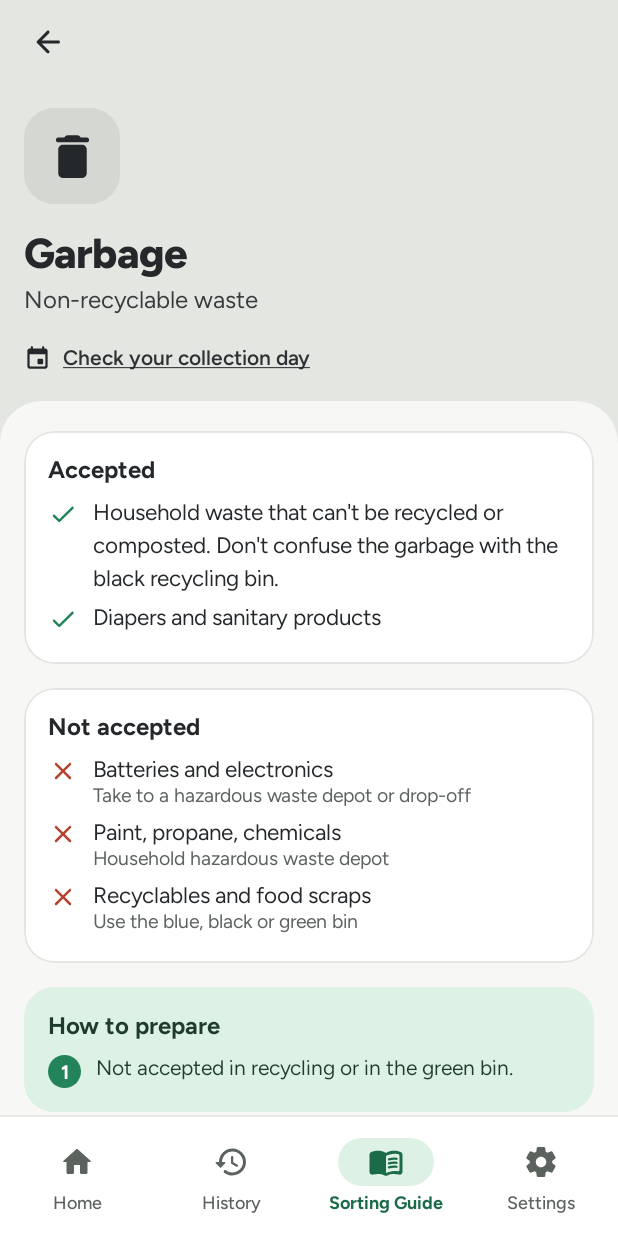
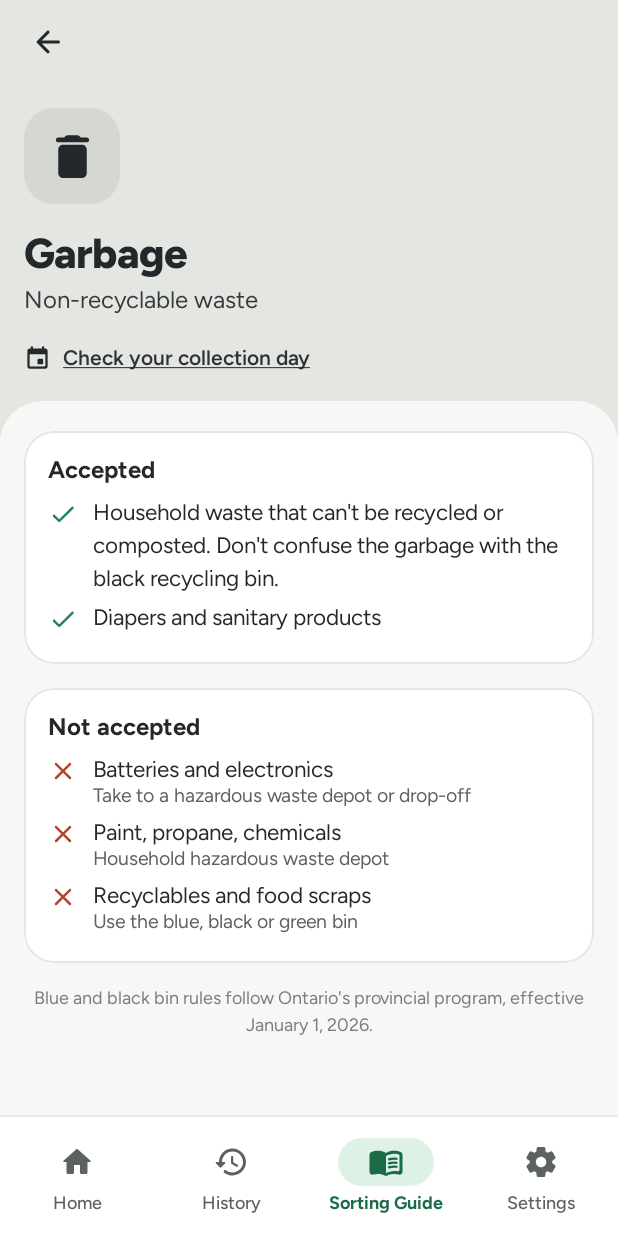
Before and after one commit to Joelijoa/ottawa-waste-sorter, an Android app built with Jetpack Compose: the GuideScreen screen opened through its navigation route, after a tap on "Garbage", on a phone screen of 412 x 824 dp. Run offline under Robolectric (Android 15) with nearby library versions, the phone set to English and light mode, and no system bars.

Commit message:
Design : ajustements après relecture des captures
- Icône carton (Inventory2), exemples courts et sourcés dans le guide
- Cartes multi-matériaux : matériau/état et consignes sur des lignes distinctes
- Explication du résultat basée sur la règle appliquée
- Fiche de bac : fond correct sous la feuille, pas de bloc « préparation » pour les ordures

Co-Authored-By: Claude Opus 5.5 <noreply@anthropic.com>
Claude-Session: https://claude.ai/code/session_016QK634xVCRyWwazFPR6sfX

```diff
--- a/app/src/main/java/com/ottawa/wastesorter/feature/guide/GuideScreen.kt
+++ b/app/src/main/java/com/ottawa/wastesorter/feature/guide/GuideScreen.kt
@@ -65,6 +65,15 @@ private fun descRes(bin: Destination): Int = when (bin) {
     else -> R.string.guide_desc_green
 }
 
+/** Exemples courts par bac (tous couverts par une règle vérifiée du jeu de règles). */
+@StringRes
+private fun examplesRes(bin: Destination): Int = when (bin) {
+    Destination.GARBAGE -> R.string.guide_garbage_examples
+    Destination.BLACK_BIN -> R.string.guide_examples_black
+    Destination.BLUE_BIN -> R.string.guide_examples_blue
+    else -> R.string.guide_examples_green
+}
+
 /** Écran 10 — Guide de tri : les quatre flux de collecte en bordure de rue. */
 @Composable
 fun GuideScreen(language: String, onOpenBin: (Destination) -> Unit, modifier: Modifier = Modifier) {
@@ -79,7 +88,6 @@ fun GuideScreen(language: String, onOpenBin: (Destination) -> Unit, modifier: Mo
         Column(verticalArrangement = Arrangement.spacedBy(12.dp)) {
             CURBSIDE_BINS.forEach { bin ->
                 val s = bin.style()
-                val examples = rulesFor(bin).flatMap { it.examples.get(language).split(", ") }.distinct().take(5)
                 OwsCard(Modifier.fillMaxWidth(), radius = 24.dp, onClick = { onOpenBin(bin) }) {
                     Row(
                         Modifier.fillMaxWidth().background(s.bg).padding(16.dp),
@@ -97,11 +105,7 @@ fun GuideScreen(language: String, onOpenBin: (Destination) -> Unit, modifier: Mo
                     }
                     Column(Modifier.padding(start = 16.dp, end = 16.dp, top = 14.dp, bottom = 16.dp), verticalArrangement = Arrangement.spacedBy(6.dp)) {
                         Text(stringResource(descRes(bin)), style = OwsType.Meta.copy(fontSize = 14.sp, lineHeight = 20.sp), color = Ows.Charcoal)
-                        if (bin == Destination.GARBAGE) {
-                            Text(stringResource(R.string.guide_garbage_examples), style = OwsType.Meta, color = Ows.Secondary)
-                        } else {
-                            Text(examples.joinToString(" · "), style = OwsType.Meta, color = Ows.Secondary)
-                        }
+                        Text(stringResource(examplesRes(bin)), style = OwsType.Meta, color = Ows.Secondary)
                     }
                 }
             }
@@ -146,11 +150,12 @@ fun GuideDetailScreen(bin: Destination, language: String, onBack: () -> Unit) {
     val uri = LocalUriHandler.current
     val rules = rulesFor(bin)
     val accepted = rules.map { it.examples.get(language) }.distinct()
-    val prep = rules.flatMap { r -> r.instructions.map { it.get(language) } }.distinct().take(4)
+    // Les « consignes » des ordures sont des refus, pas une préparation : pas de bloc pour ce bac.
+    val prep = if (bin == Destination.GARBAGE) emptyList() else rules.flatMap { r -> r.instructions.map { it.get(language) } }.distinct().take(4)
 
-    Column(Modifier.fillMaxSize().background(s.bg).verticalScroll(rememberScrollState())) {
+    Column(Modifier.fillMaxSize().background(Ows.Background).verticalScroll(rememberScrollState())) {
         Column(
-            Modifier.fillMaxWidth().statusBarsPadding().padding(start = 16.dp, end = 16.dp, bottom = 40.dp),
+            Modifier.fillMaxWidth().background(s.bg).statusBarsPadding().padding(start = 16.dp, end = 16.dp, bottom = 40.dp),
             verticalArrangement = Arrangement.spacedBy(16.dp),
         ) {
             Box(Modifier.heightIn(min = 56.dp).offset(x = (-8).dp), contentAlignment = Alignment.CenterStart) { BackButton(onBack, tint = s.fg) }
--- a/app/src/main/java/com/ottawa/wastesorter/ui/theme/Labels.kt
+++ b/app/src/main/java/com/ottawa/wastesorter/ui/theme/Labels.kt
@@ -9,7 +9,7 @@ import androidx.compose.material.icons.rounded.Checkroom
 import androidx.compose.material.icons.rounded.Delete
 import androidx.compose.material.icons.rounded.Description
 import androidx.compose.material.icons.rounded.Eco
-import androidx.compose.material.icons.rounded.Inventory
+import androidx.compose.material.icons.rounded.Inventory2
 import androidx.compose.material.icons.rounded.Kitchen
 import androidx.compose.material.icons.rounded.Layers
 import androidx.compose.material.icons.rounded.LocalCafe
@@ -76,7 +76,7 @@ val CURBSIDE_BINS = listOf(Destination.GARBAGE, Destination.BLACK_BIN, Destinati
 data class ItemLook(val icon: ImageVector, val bg: Color, val fg: Color)
 
 fun Material.look(): ItemLook = when (this) {
-    Material.PAPERBOARD, Material.CORRUGATED_CARDBOARD -> ItemLook(Icons.Rounded.Inventory, Color(0xFFF3E8D8), Color(0xFF8A5A2B))
+    Material.PAPERBOARD, Material.CORRUGATED_CARDBOARD -> ItemLook(Icons.Rounded.Inventory2, Color(0xFFF3E8D8), Color(0xFF8A5A2B))
     Material.PAPER -> ItemLook(Icons.Rounded.Description, Color(0xFFEFE4D2), Color(0xFF8A5A2B))
     Material.PAPER_LAMINATE_CONTAINER -> ItemLook(Icons.Rounded.LocalCafe, Color(0xFFEFE7DF), Color(0xFF6B4A33))
     Material.PAPER_LAMINATE_PACKAGING -> ItemLook(Icons.Rounded.ShoppingBag, Color(0xFFEFE4D2), Color(0xFF8A5A2B))
--- a/app/src/main/res/values/strings.xml
+++ b/app/src/main/res/values/strings.xml
@@ -85,6 +85,7 @@
     <string name="result_put_it">Put it in the</string>
     <string name="result_before">Before you toss it</string>
     <string name="result_why">%1$s goes in Ottawa\'s %2$s.</string>
+    <string name="result_why_rule">In Ottawa, this rule covers: %1$s.</string>
     <string name="result_save">Save to History</string>
     <string name="result_saved">Saved to History</string>
     <string name="result_another">Identify another item</string>
@@ -146,6 +147,9 @@
     <string name="guide_desc_blue">Containers and packaging: plastic, metal, glass, cartons and cups.</string>
     <string name="guide_desc_green">Food scraps and food-soiled paper.</string>
     <string name="guide_garbage_examples">Diapers and sanitary products · Broken dishes and ceramics</string>
+    <string name="guide_examples_black">Cardboard boxes · Biscuit and cereal boxes · Clean pizza boxes · Newspapers and flyers · Paper bags</string>
+    <string name="guide_examples_blue">Plastic containers and tubs · Glass jars · Metal cans · Aluminum foil · Paper cups and spiral cans · Clean flexible plastic</string>
+    <string name="guide_examples_green">Fruit and vegetable scraps · Leftovers · Coffee grounds · Meat and bones · Food-soiled paper</string>
     <string name="guide_garbage_general">Household waste that can\'t be recycled or composted. Don\'t confuse the garbage with the black recycling bin.</string>
     <string name="guide_schedule">Check your collection day</string>
     <string name="guide_accepted">Accepted</string>
```
Also changed, not shown: app/src/main/java/com/ottawa/wastesorter/feature/identification/ResultScreen.kt (+7 -5 lines), 3 other files.
